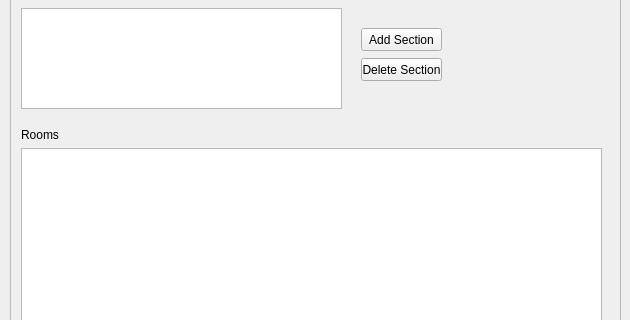
Above: admin/room_editor.ui from jpandaconnor/Jotel before the change; both pictures show x 0 to 630 and y 213 to 533 of the 630 by 684 pixel window. Below: the same form after it.
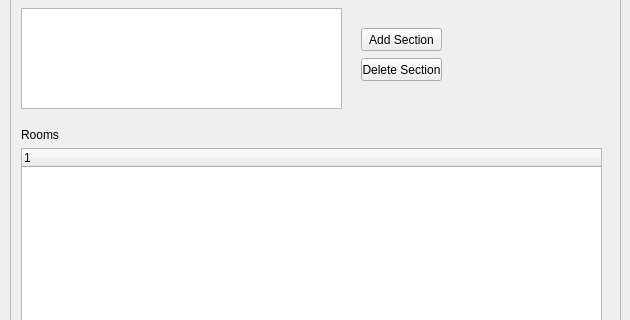
That is the form after the change.

```diff
--- a/admin/room_editor.ui
+++ b/admin/room_editor.ui
@@ -210,7 +210,7 @@
       <set>QDialogButtonBox::Cancel|QDialogButtonBox::Ok</set>
      </property>
     </widget>
-    <widget class="QTreeView" name="roomList">
+    <widget class="QTreeWidget" name="roomList">
      <property name="geometry">
       <rect>
        <x>10</x>
```
Left out of the diff: 3 changed lines with no effect on the pictures.
